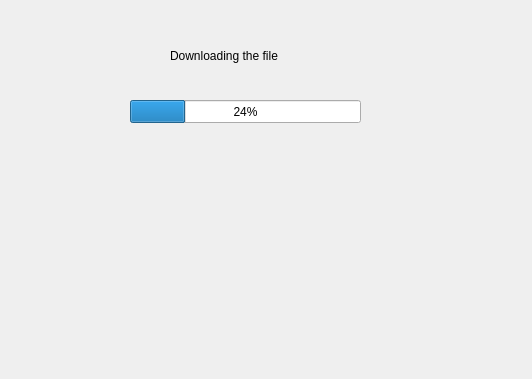
The window that demoProgressBarThread.ui (iorixyz/PythonQT) describes before a commit, drawn with Qt 5.
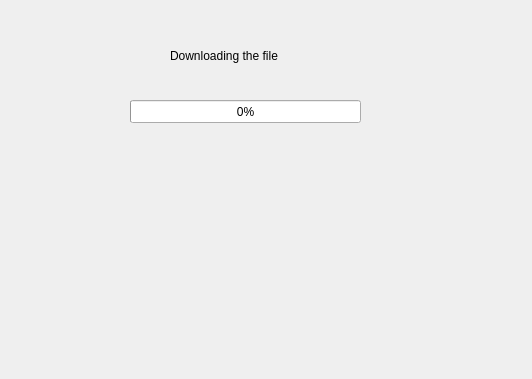
The same window after the commit.

```diff
--- a/demoProgressBarThread.ui
+++ b/demoProgressBarThread.ui
@@ -36,7 +36,7 @@
     </rect>
    </property>
    <property name="value">
-    <number>24</number>
+    <number>0</number>
    </property>
   </widget>
  </widget>
```
